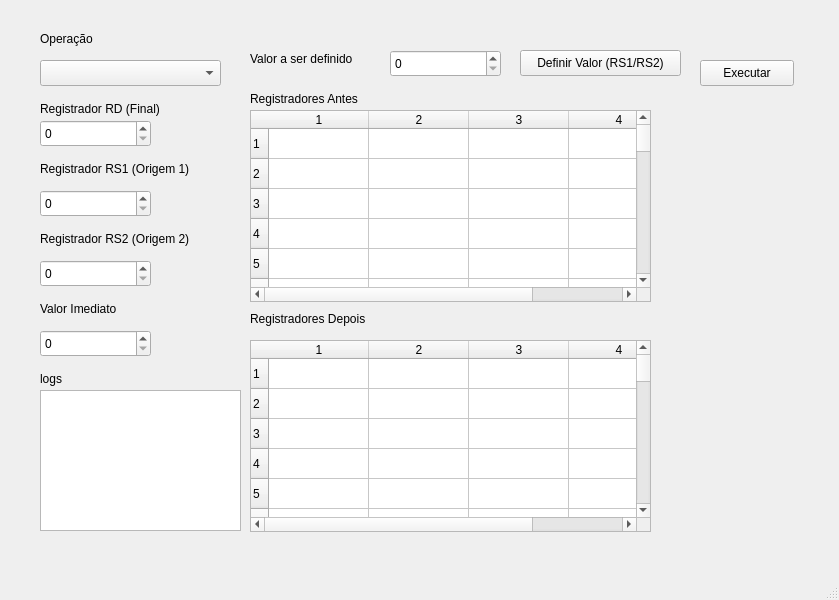
This is src/gui/demowindow.ui in th-markendorf/Simulador-de-Processador-RISC-V as Qt 5 draws it before an edit. The edited form follows.
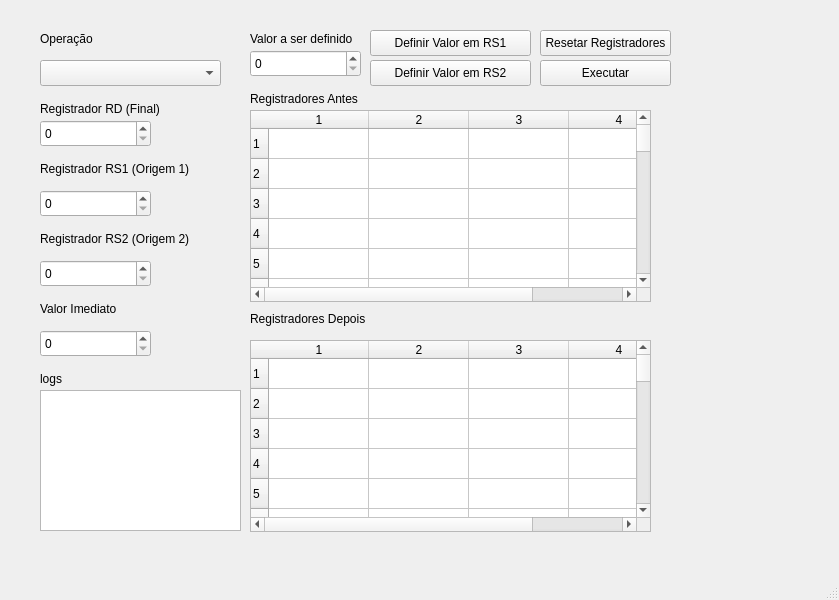
This is the edited form.

Commit message: Aprimora usabilidade da DemoWindow com botões de "Set" e "Reset"

Diff of the .ui file:
```diff
--- a/src/gui/demowindow.ui
+++ b/src/gui/demowindow.ui
@@ -181,9 +181,9 @@
    <widget class="QPushButton" name="execButton">
     <property name="geometry">
      <rect>
-      <x>700</x>
+      <x>540</x>
       <y>60</y>
-      <width>94</width>
+      <width>131</width>
       <height>26</height>
      </rect>
     </property>
@@ -194,20 +194,20 @@
    <widget class="QPushButton" name="setRegButton">
     <property name="geometry">
      <rect>
-      <x>520</x>
-      <y>50</y>
+      <x>370</x>
+      <y>30</y>
       <width>161</width>
       <height>26</height>
      </rect>
     </property>
     <property name="text">
-     <string>Definir Valor (RS1/RS2)</string>
+     <string>Definir Valor em RS1</string>
     </property>
    </widget>
    <widget class="QSpinBox" name="spinRegValor">
     <property name="geometry">
      <rect>
-      <x>390</x>
+      <x>250</x>
       <y>50</y>
       <width>111</width>
       <height>27</height>
@@ -218,7 +218,7 @@
     <property name="geometry">
      <rect>
       <x>250</x>
-      <y>50</y>
+      <y>30</y>
       <width>131</width>
       <height>18</height>
      </rect>
@@ -333,6 +333,32 @@
     <column/>
     <column/>
    </widget>
+   <widget class="QPushButton" name="setRegButtonRs2">
+    <property name="geometry">
+     <rect>
+      <x>370</x>
+      <y>60</y>
+      <width>161</width>
+      <height>26</height>
+     </rect>
+    </property>
+    <property name="text">
+     <string>Definir Valor em RS2</string>
+    </property>
+   </widget>
+   <widget class="QPushButton" name="resetRegsButton">
+    <property name="geometry">
+     <rect>
+      <x>540</x>
+      <y>30</y>
+      <width>131</width>
+      <height>26</height>
+     </rect>
+    </property>
+    <property name="text">
+     <string>Resetar Registradores</string>
+    </property>
+   </widget>
   </widget>
   <widget class="QMenuBar" name="menubar">
    <property name="geometry">
```
Left out of the diff: 2 changed lines with no effect on the pictures. The commit also changes 3 other files.
